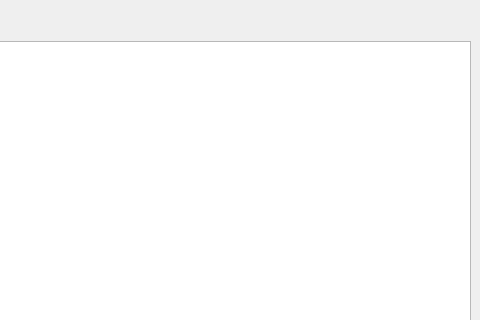
Before: the Qt Designer form USTC名字大作战/GameWindow.ui in Dashu-Li/USTCNameBattle, drawn with Qt 5; both pictures show x 320 to 800 and y 0 to 320 of the 800 by 600 pixel window.
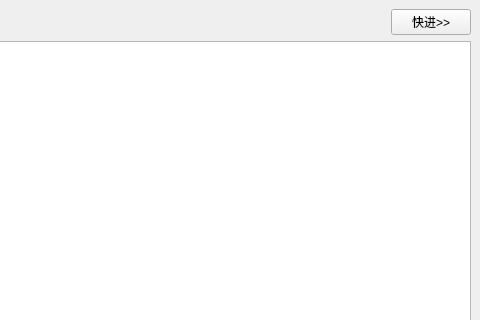
After: the same form once the commit is applied.

Commit message: 修复闪避不显示bug；增加快进功能

The edit to the form file:
```diff
--- a/USTC名字大作战/GameWindow.ui
+++ b/USTC名字大作战/GameWindow.ui
@@ -37,6 +37,13 @@
         </property>
        </spacer>
       </item>
+      <item>
+       <widget class="QPushButton" name="fastButton">
+        <property name="text">
+         <string>快进&gt;&gt;</string>
+        </property>
+       </widget>
+      </item>
      </layout>
     </item>
     <item>
```
Left out of the diff: 2 changed lines with no effect on the pictures. The commit also changes 2 other files.
